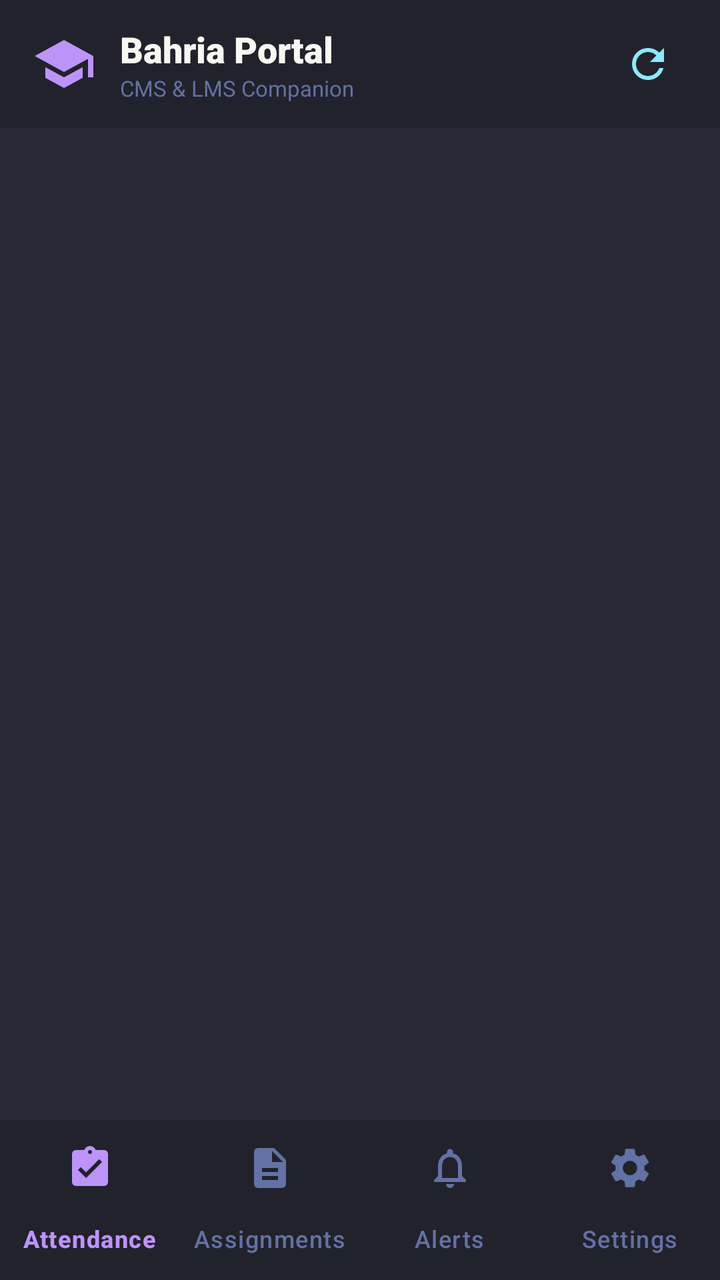
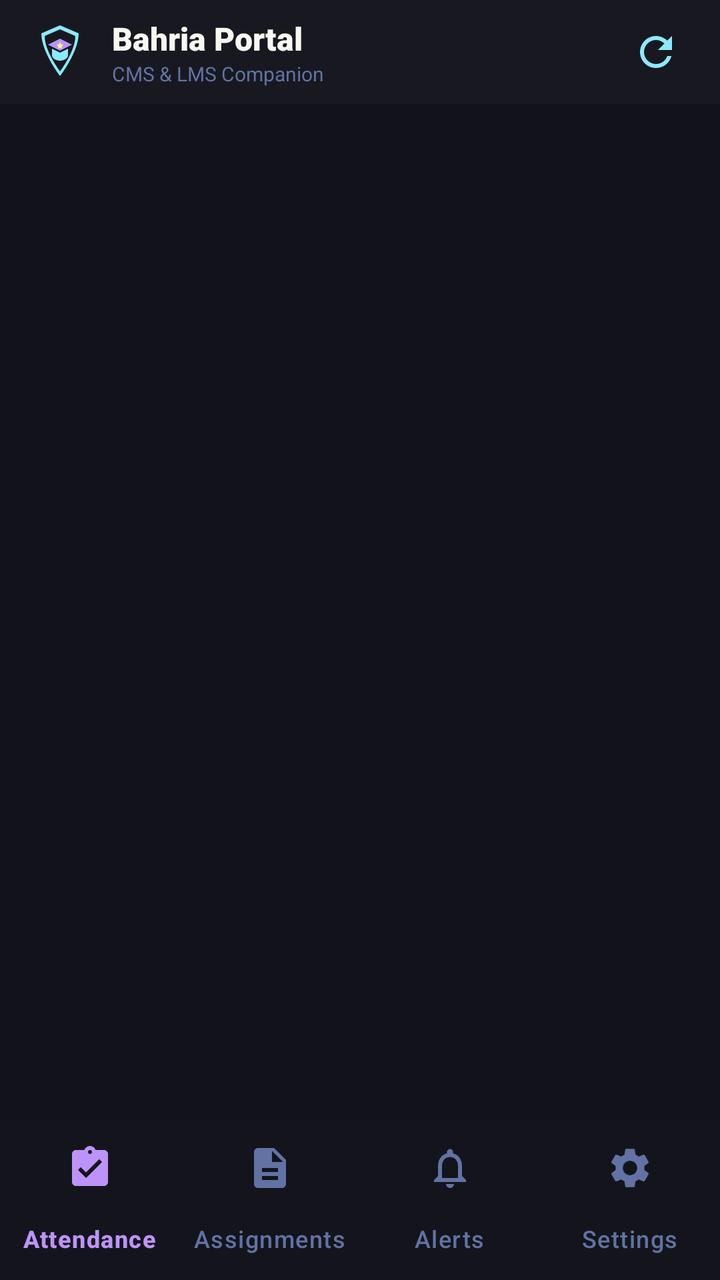

Before-and-after screenshots of an Android layout around one commit, followed by the original layout XML and the change that was made.
<!-- AndroidManifest.xml: activity theme Theme.BahriaPortal -->
<!-- res/layout/activity_main.xml -->
<?xml version="1.0" encoding="utf-8"?>
<androidx.coordinatorlayout.widget.CoordinatorLayout xmlns:android="http://schemas.android.com/apk/res/android"
    xmlns:app="http://schemas.android.com/apk/res-auto"
    xmlns:tools="http://schemas.android.com/tools"
    android:id="@+id/mainCoordinator"
    android:layout_width="match_parent"
    android:layout_height="match_parent"
    android:background="@color/bg_main"
    android:fitsSystemWindows="false">

    <LinearLayout
        android:layout_width="match_parent"
        android:layout_height="match_parent"
        android:orientation="vertical">

        
        <com.google.android.material.appbar.MaterialToolbar
            android:id="@+id/topAppBar"
            android:layout_width="match_parent"
            android:layout_height="wrap_content"
            android:minHeight="?attr/actionBarSize"
            android:background="@color/bg_surface"
            app:contentInsetStart="0dp"
            app:contentInsetEnd="0dp"
            app:titleCentered="false">

            <LinearLayout
                android:layout_width="match_parent"
                android:layout_height="?attr/actionBarSize"
                android:gravity="center_vertical"
                android:orientation="horizontal"
                android:paddingStart="16dp"
                android:paddingEnd="16dp">

                <ImageView
                    android:layout_width="32dp"
                    android:layout_height="32dp"
                    android:layout_marginEnd="12dp"
                    android:src="@drawable/ic_school"
                    app:tint="@color/brand_primary"
                    tools:ignore="ContentDescription" />

                <LinearLayout
                    android:layout_width="0dp"
                    android:layout_height="wrap_content"
                    android:layout_weight="1"
                    android:orientation="vertical">

                    <TextView
                        android:id="@+id/tvAppTitle"
                        android:layout_width="wrap_content"
                        android:layout_height="wrap_content"
                        android:fontFamily="sans-serif-black"
                        android:text="@string/app_name"
                        android:textColor="@color/text_primary"
                        android:textSize="18sp" />

                    <TextView
                        android:id="@+id/tvAppSubtitle"
                        android:layout_width="wrap_content"
                        android:layout_height="wrap_content"
                        android:text="@string/app_subtitle"
                        android:textColor="@color/text_muted"
                        android:textSize="11sp" />
                </LinearLayout>

                
                <ImageButton
                    android:id="@+id/btnQuickSync"
                    android:layout_width="40dp"
                    android:layout_height="40dp"
                    android:background="?attr/selectableItemBackgroundBorderless"
                    android:contentDescription="Refresh All"
                    android:src="@drawable/ic_refresh"
                    app:tint="@color/brand_secondary" />

            </LinearLayout>
        </com.google.android.material.appbar.MaterialToolbar>

        
        <FrameLayout
            android:id="@+id/fragmentContainer"
            android:layout_width="match_parent"
            android:layout_height="0dp"
            android:layout_weight="1" />

        
        <com.google.android.material.bottomnavigation.BottomNavigationView
            android:id="@+id/bottomNavigation"
            android:layout_width="match_parent"
            android:layout_height="wrap_content"
            android:background="@color/bg_bottom_nav"
            app:elevation="8dp"
            app:itemIconTint="@color/nav_item_color"
            app:itemTextColor="@color/nav_item_color"
            app:itemActiveIndicatorStyle="@null"
            app:labelVisibilityMode="labeled"
            app:menu="@menu/bottom_nav_menu" />

    </LinearLayout>

</androidx.coordinatorlayout.widget.CoordinatorLayout>
<!-- resources referenced by this layout -->
<resources>
  <color name="bg_bottom_nav">#21222C</color>
  <color name="bg_main">#282A36</color>
  <color name="bg_surface">#21222C</color>
  <color name="brand_primary">#BD93F9</color>
  <color name="brand_secondary">#8BE9FD</color>
  <color name="text_muted">#6272A4</color>
  <color name="text_primary">#F8F8F2</color>
  <!-- drawable ic_refresh (drawable) -->
  <vector xmlns:android="http://schemas.android.com/apk/res/android"
      android:width="24dp"
      android:height="24dp"
      android:viewportWidth="24"
      android:viewportHeight="24">
    <path
        android:fillColor="@color/text_primary"
        android:pathData="M17.65,6.35C16.2,4.9 14.21,4 12,4c-4.42,0 -7.99,3.58 -7.99,8s3.57,8 7.99,8c3.73,0 6.84,-2.55 7.73,-6h-2.08c-0.82,2.33 -3.04,4 -5.65,4 -3.31,0 -6,-2.69 -6,-6s2.69,-6 6,-6c1.66,0 3.14,0.69 4.22,1.78L13,11h7V4l-2.35,2.35z"/>
  </vector>
  <!-- drawable ic_school (drawable) -->
  <vector xmlns:android="http://schemas.android.com/apk/res/android"
      android:width="24dp"
      android:height="24dp"
      android:viewportWidth="24"
      android:viewportHeight="24">
    <path
        android:fillColor="@color/brand_primary"
        android:pathData="M5,13.18v4L12,21l7,-3.82v-4L12,17l-7,-3.82zM12,3L1,9l11,6 9,-4.91V17h2V9L12,3z"/>
  </vector>
  <string name="app_name">Bahria Portal</string>
  <string name="app_subtitle">CMS &amp; LMS Companion</string>
  <style name="Theme.BahriaPortal" parent="Theme.Material3.DayNight.NoActionBar">
          <item name="colorPrimary">@color/brand_primary</item>
          <item name="colorPrimaryVariant">@color/brand_primary_variant</item>
          <item name="colorSecondary">@color/brand_secondary</item>
          <item name="android:statusBarColor">@color/bg_surface</item>
          <item name="android:windowLightStatusBar">false</item>
          <item name="android:navigationBarColor">@color/bg_bottom_nav</item>
          <item name="android:windowLightNavigationBar">false</item>
          <item name="android:windowBackground">@color/bg_main</item>
          <item name="colorSurface">@color/bg_card</item>
          <item name="colorOnSurface">@color/text_primary</item>
      </style>
  <color name="brand_primary_variant">#BD93F9</color>
  <color name="bg_card">#44475A</color>
</resources>

<!-- the commit's change to res/layout/activity_main.xml (unified diff, before → after) -->
@@ -18,7 +18,7 @@
             android:id="@+id/topAppBar"
             android:layout_width="match_parent"
             android:layout_height="wrap_content"
-            android:minHeight="?attr/actionBarSize"
+            android:minHeight="52dp"
             android:background="@color/bg_surface"
             app:contentInsetStart="0dp"
             app:contentInsetEnd="0dp"
@@ -26,18 +26,18 @@
 
             <LinearLayout
                 android:layout_width="match_parent"
-                android:layout_height="?attr/actionBarSize"
+                android:layout_height="52dp"
                 android:gravity="center_vertical"
                 android:orientation="horizontal"
-                android:paddingStart="16dp"
-                android:paddingEnd="16dp">
+                android:paddingStart="14dp"
+                android:paddingEnd="14dp">
 
+                
                 <ImageView
                     android:layout_width="32dp"
                     android:layout_height="32dp"
-                    android:layout_marginEnd="12dp"
-                    android:src="@drawable/ic_school"
-                    app:tint="@color/brand_primary"
+                    android:layout_marginEnd="10dp"
+                    android:src="@drawable/ic_app_logo"
                     tools:ignore="ContentDescription" />
 
                 <LinearLayout
@@ -53,7 +53,7 @@
                         android:fontFamily="sans-serif-black"
                         android:text="@string/app_name"
                         android:textColor="@color/text_primary"
-                        android:textSize="18sp" />
+                        android:textSize="16sp" />
 
                     <TextView
                         android:id="@+id/tvAppSubtitle"
@@ -61,14 +61,14 @@
                         android:layout_height="wrap_content"
                         android:text="@string/app_subtitle"
                         android:textColor="@color/text_muted"
-                        android:textSize="11sp" />
+                        android:textSize="10sp" />
                 </LinearLayout>
 
                 
                 <ImageButton
                     android:id="@+id/btnQuickSync"
-                    android:layout_width="40dp"
-                    android:layout_height="40dp"
+                    android:layout_width="36dp"
+                    android:layout_height="36dp"
                     android:background="?attr/selectableItemBackgroundBorderless"
                     android:contentDescription="Refresh All"
                     android:src="@drawable/ic_refresh"
<!-- resource entries referenced after the edit -->
@@ -1,12 +1,51 @@
 <!-- resources referenced by this layout -->
 <resources>
-  <color name="bg_bottom_nav">#21222C</color>
-  <color name="bg_main">#282A36</color>
-  <color name="bg_surface">#21222C</color>
+  <color name="bg_bottom_nav">#14151C</color>
+  <color name="bg_main">#12131A</color>
+  <color name="bg_surface">#181920</color>
   <color name="brand_primary">#BD93F9</color>
   <color name="brand_secondary">#8BE9FD</color>
   <color name="text_muted">#6272A4</color>
   <color name="text_primary">#F8F8F2</color>
+  <!-- drawable ic_app_logo (drawable) -->
+  <vector xmlns:android="http://schemas.android.com/apk/res/android"
+      xmlns:aapt="http://schemas.android.com/aapt"
+      android:width="48dp"
+      android:height="48dp"
+      android:viewportWidth="48"
+      android:viewportHeight="48">
+  
+      
+      <path
+          android:pathData="M24,4 L38,10 C38,24 24,42 24,42 C24,42 10,24 10,10 Z">
+          <aapt:attr name="android:fillColor">
+              <gradient
+                  android:angle="315"
+                  android:endColor="#8BE9FD"
+                  android:startColor="#BD93F9"
+                  android:type="linear" />
+          </aapt:attr>
+      </path>
+  
+      
+      <path
+          android:fillColor="#181920"
+          android:pathData="M24,7 L35.5,12 C35.5,23.5 24,38.5 24,38.5 C24,38.5 12.5,23.5 12.5,12 Z" />
+  
+      
+      <path
+          android:fillColor="#BD93F9"
+          android:pathData="M24,14 L33,18.5 L24,23 L15,18.5 Z" />
+  
+      <path
+          android:fillColor="#8BE9FD"
+          android:pathData="M18,21.5 L18,26.5 C18,28.5 20.7,30.5 24,30.5 C27.3,30.5 30,28.5 30,26.5 L30,21.5 L24,24.5 Z" />
+  
+      
+      <path
+          android:fillColor="#F1FA8C"
+          android:pathData="M24,16.5 L24.8,18.2 L26.6,18.5 L25.3,19.8 L25.6,21.6 L24,20.7 L22.4,21.6 L22.7,19.8 L21.4,18.5 L23.2,18.2 Z" />
+  </vector>
   <!-- drawable ic_refresh (drawable) -->
   <vector xmlns:android="http://schemas.android.com/apk/res/android"
       android:width="24dp"
@@ -16,16 +55,6 @@
     <path
         android:fillColor="@color/text_primary"
         android:pathData="M17.65,6.35C16.2,4.9 14.21,4 12,4c-4.42,0 -7.99,3.58 -7.99,8s3.57,8 7.99,8c3.73,0 6.84,-2.55 7.73,-6h-2.08c-0.82,2.33 -3.04,4 -5.65,4 -3.31,0 -6,-2.69 -6,-6s2.69,-6 6,-6c1.66,0 3.14,0.69 4.22,1.78L13,11h7V4l-2.35,2.35z"/>
-  </vector>
-  <!-- drawable ic_school (drawable) -->
-  <vector xmlns:android="http://schemas.android.com/apk/res/android"
-      android:width="24dp"
-      android:height="24dp"
-      android:viewportWidth="24"
-      android:viewportHeight="24">
-    <path
-        android:fillColor="@color/brand_primary"
-        android:pathData="M5,13.18v4L12,21l7,-3.82v-4L12,17l-7,-3.82zM12,3L1,9l11,6 9,-4.91V17h2V9L12,3z"/>
   </vector>
   <string name="app_name">Bahria Portal</string>
   <string name="app_subtitle">CMS &amp; LMS Companion</string>
@@ -41,7 +70,7 @@
           <item name="colorSurface">@color/bg_card</item>
           <item name="colorOnSurface">@color/text_primary</item>
       </style>
-  <color name="brand_primary_variant">#BD93F9</color>
-  <color name="bg_card">#44475A</color>
+  <color name="brand_primary_variant">#A777EE</color>
+  <color name="bg_card">#1E2029</color>
 </resources>
 
